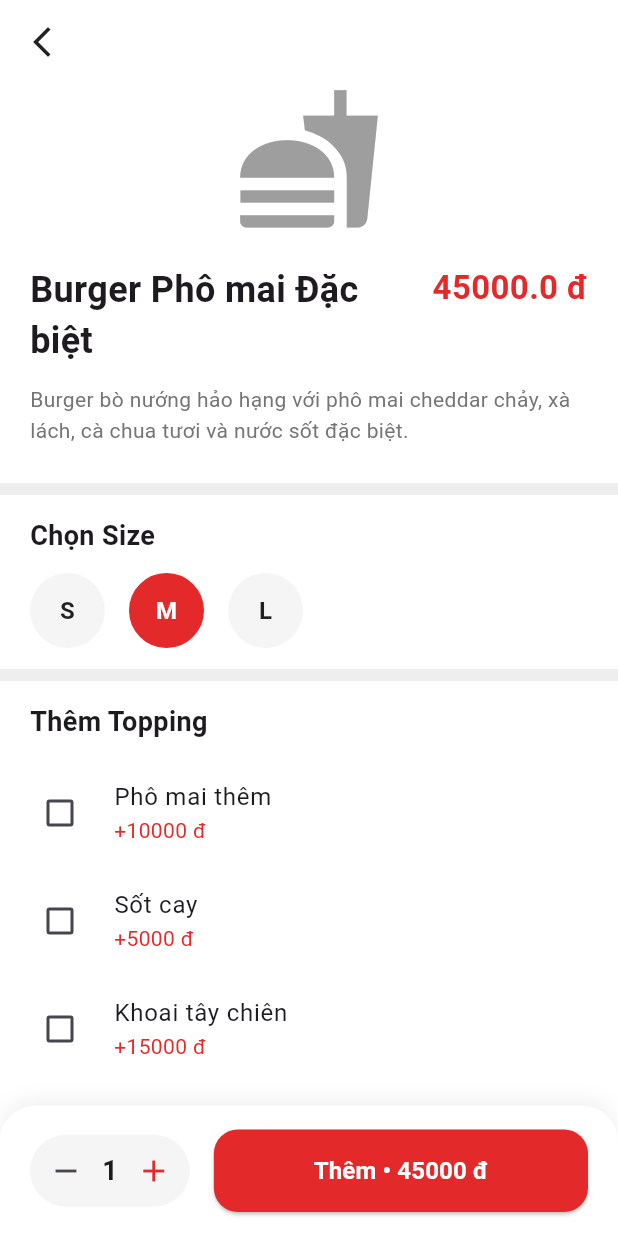
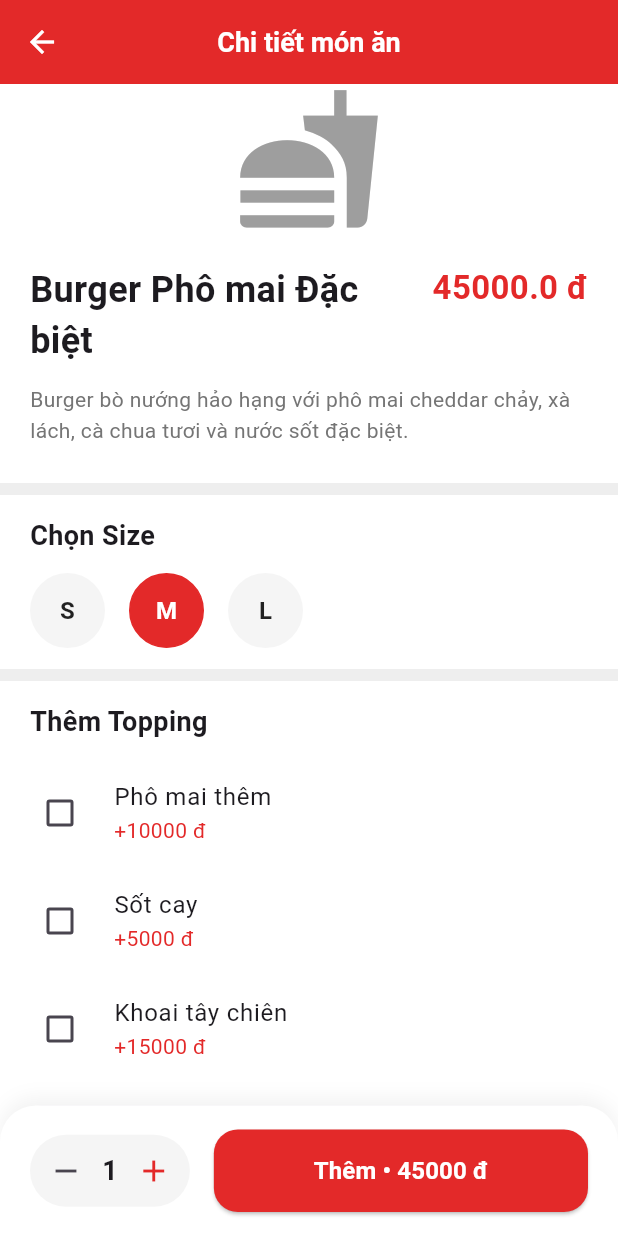
Before and after one commit to Khangle272/app_do_an_nhanh, a Flutter app: the screen it shows after launch, after a tap on "Bắt đầu", after a tap on "Đăng nhập", after a tap on "Burger Phô mai Đặc biệt", on a phone screen of 412 x 824 dp. Run offline on Flutter 3.47's test engine with Material 3 defaults, Android fonts, the phone set to English and light mode, and no system bars; our stand-ins replace google_fonts; network calls fail.

Commit message:
Add CustomAppBar widget and refactor screens to use it (#12)

```diff
--- a/lib/screens/home_screen.dart
+++ b/lib/screens/home_screen.dart
@@ -1,6 +1,7 @@
 import 'package:flutter/material.dart';
 import 'package:app_do_an_nhanh/utils/app_colors.dart';
 import '../models/food_model.dart';
+import '../widgets/custom_app_bar.dart';
 import 'product_detail_screen.dart';
 import 'search_screen.dart';
 
@@ -11,7 +12,13 @@ class HomeScreen extends StatelessWidget {
   Widget build(BuildContext context) {
     return Scaffold(
       backgroundColor: AppColors.background,
-      appBar: _buildAppBar(),
+      appBar: CustomAppBar(
+        title: 'Trang chủ',
+        showBackButton: false,
+        centerTitle: true,
+        showNotification: true,
+        onNotificationTap: () {},
+      ),
       body: SingleChildScrollView(
         physics: const BouncingScrollPhysics(),
         child: Padding(
@@ -36,39 +43,6 @@ class HomeScreen extends StatelessWidget {
           ),
         ),
       ),
-    );
-  }
-
-  AppBar _buildAppBar() {
-    return AppBar(
-      elevation: 0,
-      backgroundColor: AppColors.primary,
-      surfaceTintColor: Colors.transparent,
-      title: const Column(
-        crossAxisAlignment: CrossAxisAlignment.start,
-        children: [
-          Text(
-            'Giao đến',
-            style: TextStyle(color: Colors.white70, fontSize: 12),
-          ),
-          Text(
-            'HUIT, Tân Phú, TP.HCM',
-            style: TextStyle(
-              color: Colors.white,
-              fontSize: 15,
-              fontWeight: FontWeight.bold,
-            ),
-            maxLines: 1,
-            overflow: TextOverflow.ellipsis,
-          ),
-        ],
-      ),
-      actions: [
-        IconButton(
-          icon: const Icon(Icons.notifications_outlined, color: Colors.white),
-          onPressed: () {},
-        ),
-      ],
     );
   }
 
--- a/lib/screens/main_layout.dart
+++ b/lib/screens/main_layout.dart
@@ -3,7 +3,7 @@ import '../utils/app_colors.dart';
 import 'home_screen.dart';
 import 'search_screen.dart';
 import 'cart_screen.dart';
-import 'order_tracking_screen.dart'; // Import thêm file này để chuyển trang
+import 'profile_screen.dart';
 
 class MainLayout extends StatefulWidget {
   const MainLayout({super.key});
@@ -22,7 +22,7 @@ class _MainLayoutState extends State<MainLayout> {
       const HomeScreen(),
       const SearchScreen(),
       const CartScreen(),
-      _buildProfileTab(), // Gọi hàm xây dựng giao diện Profile ở đây
+      const ProfileScreen(), // Sử dụng ProfileScreen trực tiếp thay vì gọi hàm
     ];
 
     return Scaffold(
@@ -47,127 +47,4 @@ class _MainLayoutState extends State<MainLayout> {
       ),
     );
   }
-
-  // Bước 2: Hàm xây dựng giao diện Profile (Tài khoản)
-  Widget _buildProfileTab() {
-    return SingleChildScrollView(
-      child: Column(
-        children: [
-          // Header Profile
-          Container(
-            width: double.infinity,
-            padding: const EdgeInsets.symmetric(vertical: 40),
-            decoration: const BoxDecoration(
-              color: AppColors.primary,
-              borderRadius: BorderRadius.vertical(bottom: Radius.circular(30)),
-            ),
-            child: const Column(
-              children: [
-                CircleAvatar(
-                  radius: 50,
-                  backgroundColor: Colors.white,
-                  child: Icon(Icons.person, size: 60, color: AppColors.primary),
-                ),
-                SizedBox(height: 15),
-                Text(
-                  'Nhóm Trưởng IT',
-                  style: TextStyle(
-                      fontSize: 22,
-                      fontWeight: FontWeight.bold,
-                      color: Colors.white),
-                ),
-                Text(
-                  'nhomtruong@student.com',
-                  style: TextStyle(color: Colors.white70),
-                ),
-              ],
-            ),
-          ),
-
-          const SizedBox(height: 20),
-
-          // Menu các lựa chọn
-          Padding(
-            padding: const EdgeInsets.symmetric(horizontal: 15),
-            child: Column(
-              children: [
-                _buildProfileItem(
-                  icon: Icons.history,
-                  title: 'Đơn hàng của tôi',
-                  subtitle: 'Theo dõi các đơn hàng đang giao',
-                  onTap: () {
-                    Navigator.push(
-                      context,
-                      MaterialPageRoute(
-                        // TRUYỀN THÊM DÒNG NÀY VÀO ĐỂ HẾT LỖI ĐỎ Ở MAIN_LAYOUT
-                        builder: (context) =>
-                            const OrderTrackingScreen(paymentMethod: 1),
-                      ),
-                    );
-                  },
-                ),
-                _buildProfileItem(
-                  icon: Icons.location_on_outlined,
-                  title: 'Địa chỉ của tôi',
-                  subtitle: 'Quản lý địa chỉ nhận hàng',
-                  onTap: () {},
-                ),
-                _buildProfileItem(
-                  icon: Icons.payment_outlined,
-                  title: 'Phương thức thanh toán',
-                  subtitle: 'Thẻ ngân hàng, Ví MoMo...',
-                  onTap: () {},
-                ),
-                _buildProfileItem(
-                  icon: Icons.settings_outlined,
-                  title: 'Cài đặt',
-                  subtitle: 'Thông báo, bảo mật, ngôn ngữ',
-                  onTap: () {},
-                ),
-                const SizedBox(height: 20),
-                // Nút Đăng xuất
-                ListTile(
-                  leading: const Icon(Icons.logout, color: Colors.red),
-                  title: const Text('Đăng xuất',
-                      style: TextStyle(
-                          color: Colors.red, fontWeight: FontWeight.bold)),
-                  onTap: () =>
-                      Navigator.popUntil(context, (route) => route.isFirst),
-                ),
-              ],
-            ),
-          ),
-        ],
-      ),
-    );
-  }
-
-  // Widget phụ để tạo các dòng Menu nhanh hơn
-  Widget _buildProfileItem({
-    required IconData icon,
-    required String title,
-    required String subtitle,
-    required VoidCallback onTap,
-  }) {
-    return Card(
-      elevation: 0,
-      margin: const EdgeInsets.only(bottom: 12),
-      shape: RoundedRectangleBorder(
-          borderRadius: BorderRadius.circular(15),
-          side: BorderSide(color: Colors.grey.shade200)),
-      child: ListTile(
-        leading: Container(
-          padding: const EdgeInsets.all(8),
-          decoration: BoxDecoration(
-              color: AppColors.primary.withOpacity(0.1),
-              borderRadius: BorderRadius.circular(10)),
-          child: Icon(icon, color: AppColors.primary),
-        ),
-        title: Text(title, style: const TextStyle(fontWeight: FontWeight.bold)),
-        subtitle: Text(subtitle, style: const TextStyle(fontSize: 12)),
-        trailing: const Icon(Icons.arrow_forward_ios, size: 16),
-        onTap: onTap,
-      ),
-    );
-  }
 }
--- a/lib/screens/onboarding_screen.dart
+++ b/lib/screens/onboarding_screen.dart
@@ -25,7 +25,7 @@ class OnboardingScreen extends StatelessWidget {
                     color: AppColors.primary.withValues(alpha: 0.12),
                     shape: BoxShape.circle,
                   ),
-                  child: Icon(
+                  child: const Icon(
                     Icons.fastfood,
                     size: 90,
                     color: AppColors.primary,
--- a/lib/screens/product_detail_screen.dart
+++ b/lib/screens/product_detail_screen.dart
@@ -3,6 +3,7 @@ import 'package:app_do_an_nhanh/utils/app_colors.dart';
 import '../models/food_model.dart';
 import 'package:provider/provider.dart';
 import '../providers/cart_provider.dart';
+import '../widgets/custom_app_bar.dart';
 
 class ProductDetailScreen extends StatefulWidget {
   final Food food;
@@ -28,13 +29,11 @@ class _ProductDetailScreenState extends State<ProductDetailScreen> {
   Widget build(BuildContext context) {
     return Scaffold(
       backgroundColor: Colors.white,
-      appBar: AppBar(
-        backgroundColor: Colors.transparent,
-        elevation: 0,
-        leading: IconButton(
-          icon: const Icon(Icons.arrow_back_ios_new, color: Colors.black87),
-          onPressed: () => Navigator.pop(context),
-        ),
+      appBar: CustomAppBar(
+        title: 'Chi tiết món ăn',
+        showBackButton: true,
+        onBackPressed: () => Navigator.pop(context),
+        centerTitle: true,
       ),
       body: SingleChildScrollView(
         physics: const BouncingScrollPhysics(),
@@ -134,9 +133,8 @@ class _ProductDetailScreenState extends State<ProductDetailScreen> {
                               style: TextStyle(
                                 fontSize: 16,
                                 fontWeight: FontWeight.bold,
-                                color: isSelected
-                                    ? Colors.white
-                                    : Colors.black87,
+                                color:
+                                    isSelected ? Colors.white : Colors.black87,
                               ),
                             ),
                           ),
@@ -265,20 +263,21 @@ class _ProductDetailScreenState extends State<ProductDetailScreen> {
                     ),
                   ),
                   onPressed: () {
-                    final cart = Provider.of<CartProvider>(context, listen: false);
+                    final cart =
+                        Provider.of<CartProvider>(context, listen: false);
 
                     // Thêm số lượng tương ứng vào giỏ hàng
-                    for(int i = 0; i < _quantity; i++) {
+                    for (int i = 0; i < _quantity; i++) {
                       cart.addItem(
-                        widget.food.id,
-                        "${widget.food.name} ($_selectedSize)",
-                        pricePerUnit.toInt()
-                      );
+                          widget.food.id,
+                          "${widget.food.name} ($_selectedSize)",
+                          pricePerUnit.toInt());
                     }
 
                     ScaffoldMessenger.of(context).showSnackBar(
                       SnackBar(
-                        content: Text('Đã thêm $_quantity ${widget.food.name} vào giỏ hàng!'),
+                        content: Text(
+                            'Đã thêm $_quantity ${widget.food.name} vào giỏ hàng!'),
                         backgroundColor: Colors.green,
                         duration: const Duration(seconds: 1),
                       ),
--- /dev/null
+++ b/lib/widgets/custom_app_bar.dart
@@ -0,0 +1,42 @@
+import 'package:flutter/material.dart';
+import '../utils/app_colors.dart';
+
+class CustomAppBar extends AppBar {
+  CustomAppBar({
+    required String title,
+    bool centerTitle = false,
+    List<Widget>? actions,
+    bool showNotification = false,
+    VoidCallback? onNotificationTap,
+    bool showBackButton = true,
+    VoidCallback? onBackPressed,
+    super.key,
+  }) : super(
+          backgroundColor: AppColors.primary,
+          foregroundColor: Colors.white,
+          elevation: 0,
+          centerTitle: centerTitle,
+          title: Text(
+            title,
+            style: const TextStyle(
+              fontSize: 18,
+              fontWeight: FontWeight.bold,
+              color: Colors.white,
+            ),
+          ),
+          leading: showBackButton
+              ? BackButton(
+                  color: Colors.white,
+                  onPressed: onBackPressed,
+                )
+              : null,
+          actions: [
+            if (showNotification)
+              IconButton(
+                icon: const Icon(Icons.notifications_outlined),
+                onPressed: onNotificationTap,
+              ),
+            ...(actions ?? []),
+          ],
+        );
+}
```
Also changed, not shown: lib/screens/cart_screen.dart (+5 -6 lines), lib/screens/checkout_screen.dart (+5 -4 lines), lib/screens/order_tracking_screen.dart (+15 -19 lines), lib/screens/profile_screen.dart (added, +128 -0 lines), 1 other file.
